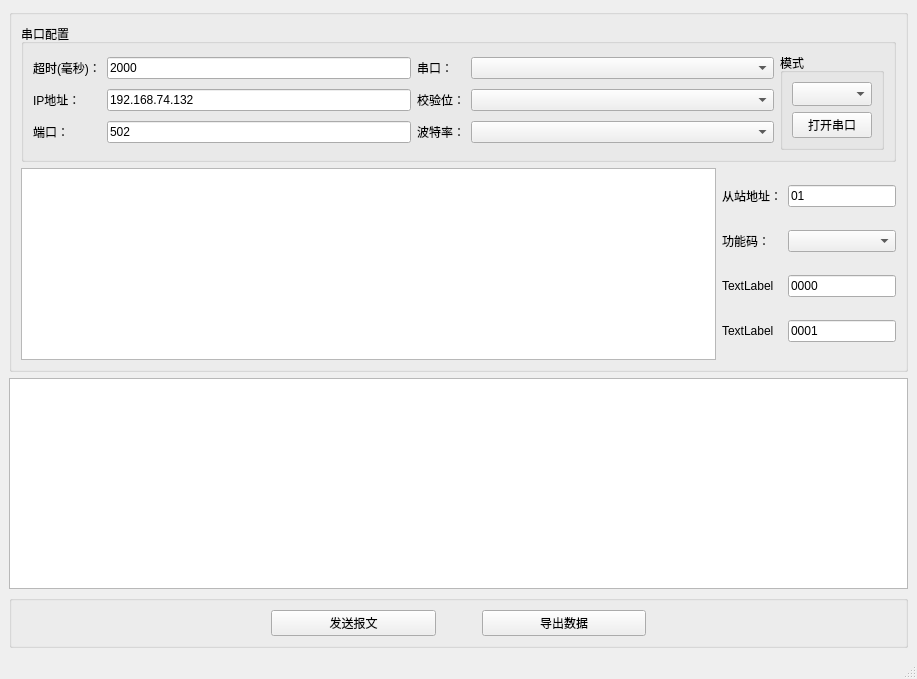
Old version of the form mainwindow.ui in the repository LysanderT/Modbus-Client-App.
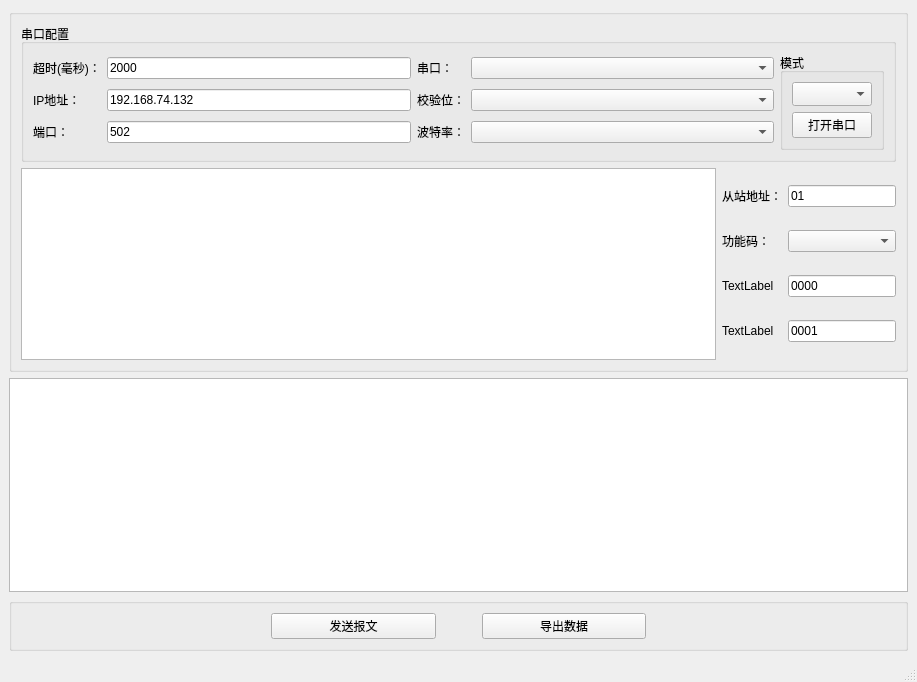
New version of the form.

Diff of the .ui file:
```diff
--- a/mainwindow.ui
+++ b/mainwindow.ui
@@ -7,7 +7,7 @@
     <x>0</x>
     <y>0</y>
     <width>917</width>
-    <height>679</height>
+    <height>682</height>
    </rect>
   </property>
   <property name="sizePolicy">
```
